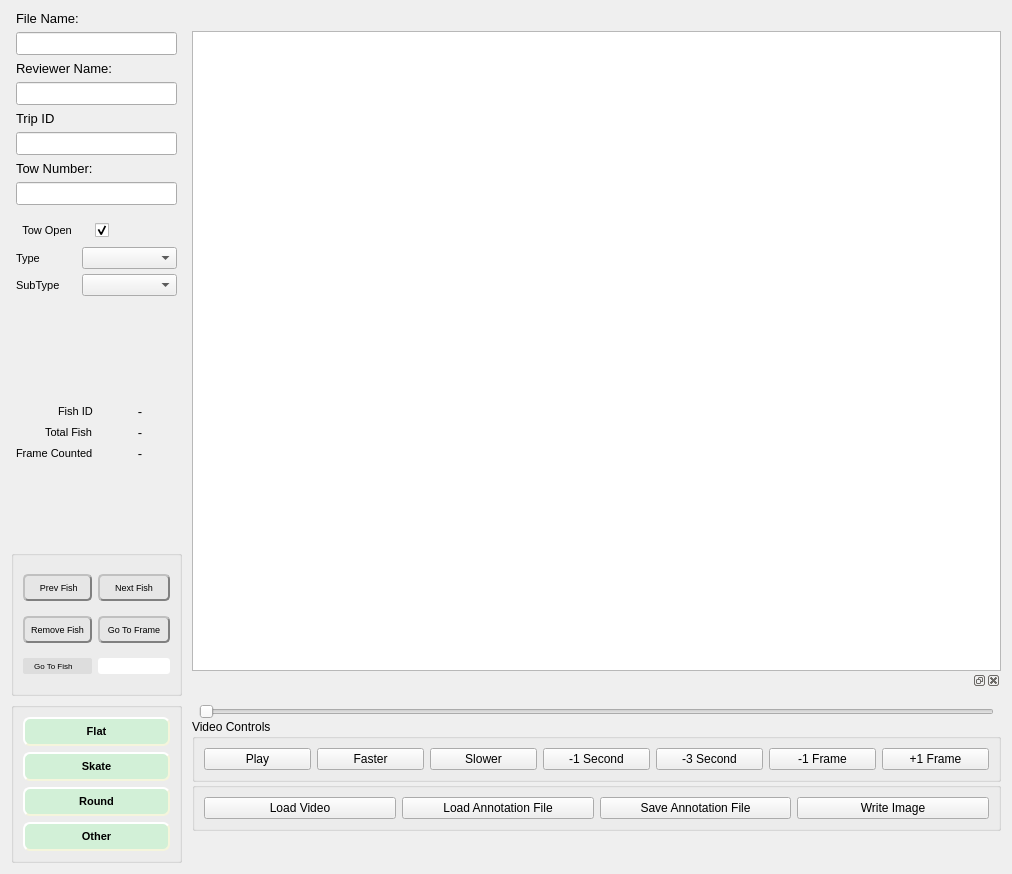
This is src/video_annotator/mainwindow.ui in cvisionai/Tator-Native as Qt 5 draws it before an edit. The edited form follows.
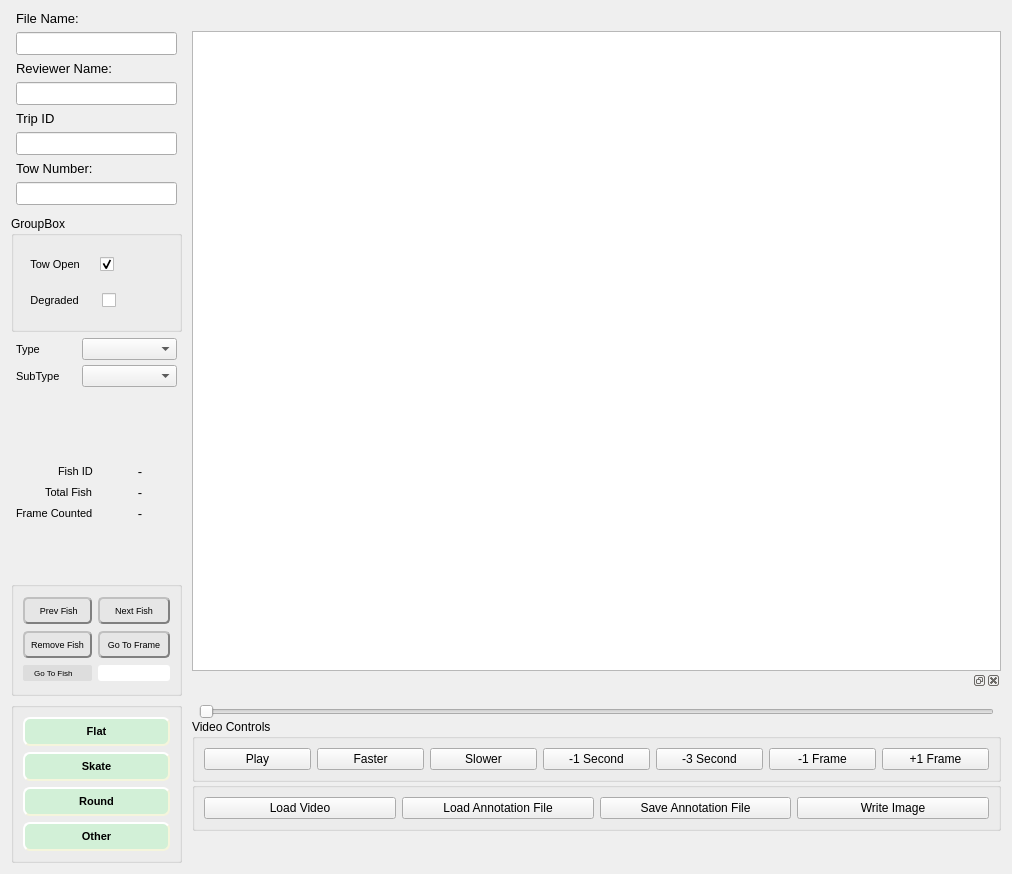
This is the edited form.

Commit message: degraded imagery gui indication, control, and serialization

Diff of the .ui file:
```diff
--- a/src/video_annotator/mainwindow.ui
+++ b/src/video_annotator/mainwindow.ui
@@ -194,18 +194,24 @@
         </layout>
        </item>
        <item>
-        <layout class="QHBoxLayout" name="horizontalLayout" stretch="2,3">
+        <widget class="QGroupBox" name="groupBox_3">
+         <property name="title">
+          <string>GroupBox</string>
+         </property>
+         <layout class="QVBoxLayout" name="verticalLayout_3">
+          <item>
+           <layout class="QHBoxLayout" name="horizontalLayout" stretch="0,3">
          <property name="spacing">
           <number>19</number>
          </property>
          <property name="leftMargin">
-          <number>5</number>
+             <number>1</number>
          </property>
          <property name="topMargin">
-          <number>5</number>
+             <number>1</number>
          </property>
          <property name="rightMargin">
-          <number>5</number>
+             <number>1</number>
          </property>
          <item>
           <widget class="QCheckBox" name="towStatus">
@@ -230,7 +236,7 @@
             <enum>Qt::RightToLeft</enum>
            </property>
            <property name="text">
-            <string>Tow Open      </string>
+               <string>Tow Open     </string>
            </property>
            <property name="checked">
             <bool>true</bool>
@@ -254,6 +260,75 @@
           </spacer>
          </item>
         </layout>
+          </item>
+          <item>
+           <layout class="QHBoxLayout" name="horizontalLayout_5" stretch="0,3">
+            <property name="spacing">
+             <number>19</number>
+            </property>
+            <property name="leftMargin">
+             <number>1</number>
+            </property>
+            <property name="topMargin">
+             <number>1</number>
+            </property>
+            <property name="rightMargin">
+             <number>1</number>
+            </property>
+            <item>
+             <widget class="QCheckBox" name="degraded">
+              <property name="enabled">
+               <bool>true</bool>
+              </property>
+              <property name="sizePolicy">
+               <sizepolicy hsizetype="MinimumExpanding" vsizetype="Fixed">
+                <horstretch>0</horstretch>
+                <verstretch>0</verstretch>
+               </sizepolicy>
+              </property>
+              <property name="minimumSize">
+               <size>
+                <width>0</width>
+                <height>0</height>
+               </size>
+              </property>
+              <property name="font">
+               <font>
+                <pointsize>8</pointsize>
+               </font>
+              </property>
+              <property name="layoutDirection">
+               <enum>Qt::RightToLeft</enum>
+              </property>
+              <property name="text">
+               <string>Degraded      </string>
+              </property>
+              <property name="checked">
+               <bool>false</bool>
+              </property>
+             </widget>
+            </item>
+            <item>
+             <spacer name="horizontalSpacer_6">
+              <property name="orientation">
+               <enum>Qt::Horizontal</enum>
+              </property>
+              <property name="sizeType">
+               <enum>QSizePolicy::Minimum</enum>
+              </property>
+              <property name="sizeHint" stdset="0">
+               <size>
+                <width>5</width>
+                <height>20</height>
+               </size>
+              </property>
+             </spacer>
+            </item>
+           </layout>
+          </item>
+         </layout>
+         <zorder></zorder>
+        </widget>
        </item>
        <item>
         <layout class="QFormLayout" name="formLayout_3">
```
Lines whose indentation alone changed are shown as unchanged. The commit also changes 3 other files.
